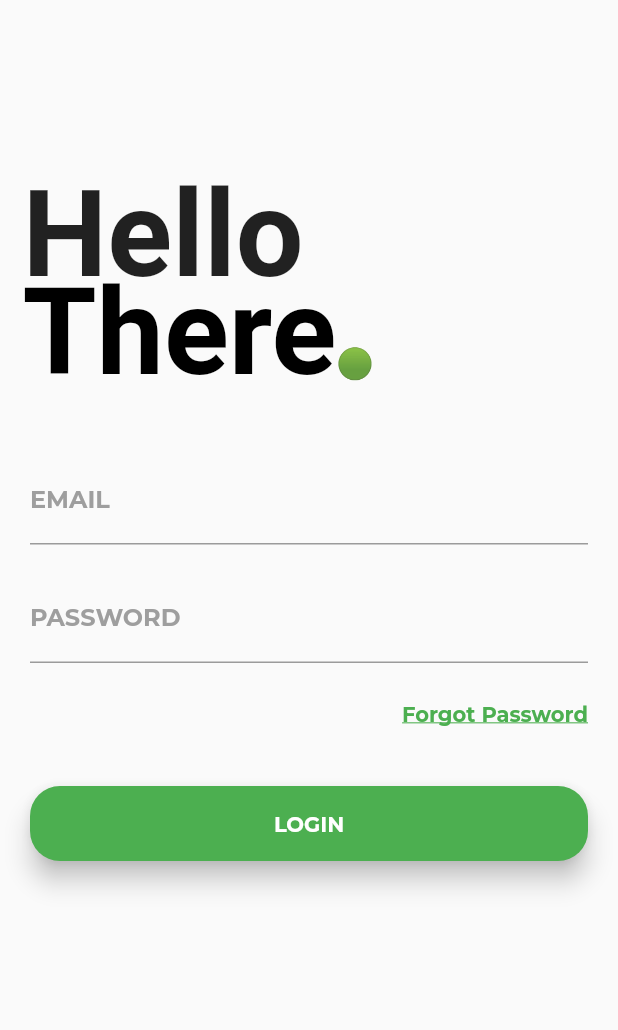
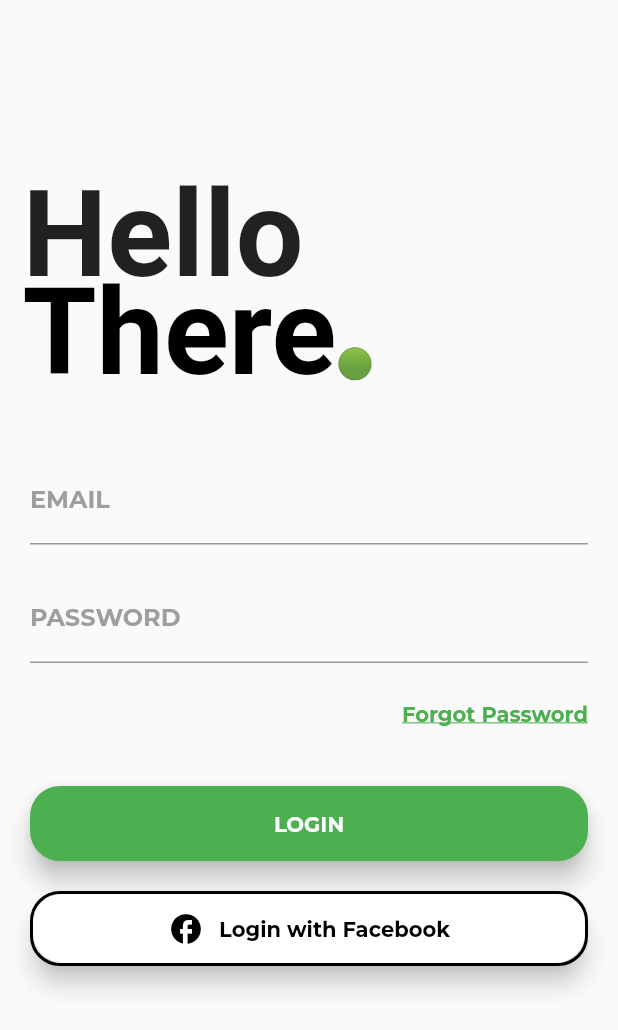
Before and after one commit to jobic10/sign_up_login_ui_with_flutter, a Flutter app: the screen it shows after launch, on a phone screen of 412 x 824 dp. Shown: the top 1030 px of the screen. Run offline on Flutter 3.47's test engine with Material 2 defaults, Android fonts, the phone set to English and light mode, and no system bars; our stand-ins replace google_fonts.

Commit message:
Custom Widget For Button

```diff
--- a/lib/main.dart
+++ b/lib/main.dart
@@ -146,28 +146,18 @@ class _LoginScreenState extends State<LoginScreen> {
                   ),
                 ),
                 SizedBox(height: 40),
-                Container(
-                  height: 50,
-                  child: Material(
-                    borderRadius: BorderRadius.circular(20),
-                    color: Colors.green,
-                    elevation: 7.0,
-                    child: InkWell(
-                      customBorder: RoundedRectangleBorder(
-                        borderRadius: BorderRadius.circular(20),
-                      ),
-                      onTap: () {},
-                      child: Center(
-                        child: Text(
-                          'LOGIN',
-                          style: GoogleFonts.montserrat(
-                            color: Colors.white,
-                            fontWeight: FontWeight.bold,
-                          ),
-                        ),
-                      ),
-                    ),
-                  ),
+                CustomButton(
+                  backColor: Colors.green,
+                  foreColor: Colors.white,
+                  text: 'LOGIN',
+                ),
+                SizedBox(height: 20),
+                CustomButton(
+                  backColor: Colors.white,
+                  foreColor: Colors.black,
+                  text: 'Login with Facebook',
+                  iconData: Icons.facebook,
+                  isBorder: true,
                 ),
               ],
             ),
@@ -177,3 +167,70 @@ class _LoginScreenState extends State<LoginScreen> {
     );
   }
 }
+
+class CustomButton extends StatelessWidget {
+  final Color backColor;
+  final Color foreColor;
+  final String text;
+  final bool? isBorder;
+  final IconData? iconData;
+  const CustomButton({
+    Key? key,
+    required this.backColor,
+    required this.foreColor,
+    required this.text,
+    this.iconData,
+    this.isBorder = false,
+  }) : super(key: key);
+
+  @override
+  Widget build(BuildContext context) {
+    return Container(
+      height: 50,
+      decoration: BoxDecoration(
+        border: isBorder! ? Border.all(width: 2) : null,
+        borderRadius: BorderRadius.circular(20),
+      ),
+      child: Material(
+        borderRadius: BorderRadius.circular(20),
+        color: backColor,
+        elevation: 7.0,
+        child: InkWell(
+          customBorder: RoundedRectangleBorder(
+            borderRadius: BorderRadius.circular(20),
+          ),
+          onTap: () {},
+          child: Center(
+            child: iconData == null
+                ? Text(
+                    text,
+                    style: GoogleFonts.montserrat(
+                      color: foreColor,
+                      fontWeight: FontWeight.bold,
+                    ),
+                  )
+                : Row(
+                    mainAxisSize: MainAxisSize.min,
+                    children: [
+                      Icon(
+                        iconData,
+                        color: foreColor,
+                      ),
+                      SizedBox(
+                        width: 10,
+                      ),
+                      Text(
+                        text,
+                        style: GoogleFonts.montserrat(
+                          color: foreColor,
+                          fontWeight: FontWeight.bold,
+                        ),
+                      )
+                    ],
+                  ),
+          ),
+        ),
+      ),
+    );
+  }
+}
```
